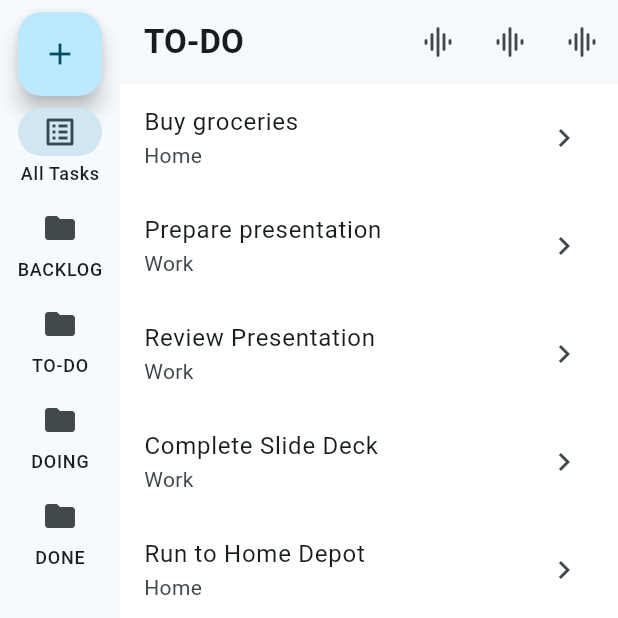
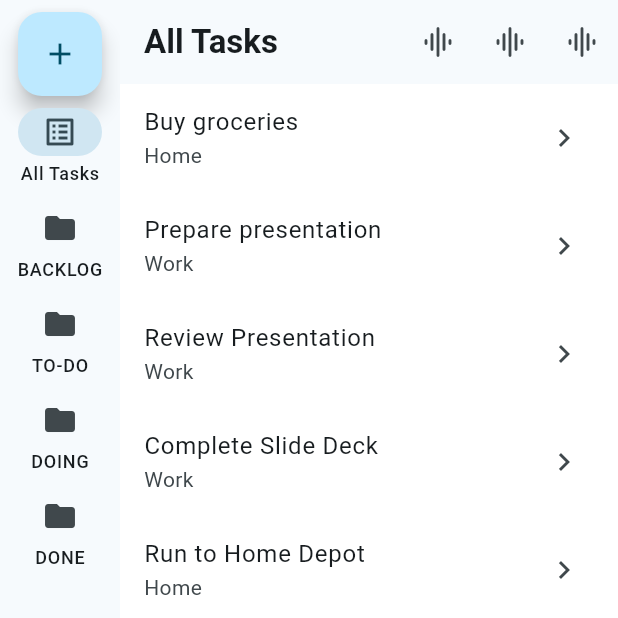
Before and after one commit to josh-md/todo-list-app, a Flutter app: the screen it shows after launch, after a tap on "All Tasks", on a phone screen of 412 x 824 dp, the top half of it. Run offline on Flutter 3.47's test engine with Material 3 defaults, Android fonts, the phone set to English and light mode, and no system bars; our stand-ins replace flutter_bloc.

Commit message:
Updated Task List to show selected navigation item

```diff
--- a/lib/cubits/task_cubit.dart
+++ b/lib/cubits/task_cubit.dart
@@ -3,7 +3,8 @@ import '../models/task_model.dart';
 
 class TaskCubit extends Cubit<List<Task>> {
   final List<Task> allTasks; // Master list of all tasks
-  Task? selectedTask;
+  TaskStatus? selectedStatus; // track current selected status
+  Task? selectedTask; // track current selected status
 
   TaskCubit()
       : allTasks = [
@@ -93,6 +94,11 @@ class TaskCubit extends Cubit<List<Task>> {
           ),
         ]);
 
+  void updateStatus(TaskStatus? status) {
+    selectedStatus = status;
+    emit(List.from(state));
+  }
+
   void updateTask(Task updatedTask) {
     // Update task in the master list
     final index = allTasks.indexWhere((task) => task.id == updatedTask.id);
@@ -140,7 +146,6 @@ class TaskCubit extends Cubit<List<Task>> {
   }
 
   void selectTask(Task task) {
-
     if (selectedTask == task) {
       selectedTask = null; // unselect the already selected task
     } else {
--- a/lib/widgets/status_navigation_panel.dart
+++ b/lib/widgets/status_navigation_panel.dart
@@ -26,6 +26,7 @@ class _StatusNavigationPanelState extends State<StatusNavigationPanel> {
         });
 
         final selectedStatus = statuses[_selectedIndex];
+        context.read<TaskCubit>().updateStatus(selectedStatus); //Update selected status
         context.read<TaskCubit>().filterTasks(selectedStatus);
       },
       leading: FloatingActionButton(
--- a/lib/widgets/task_list_panel.dart
+++ b/lib/widgets/task_list_panel.dart
@@ -9,13 +9,18 @@ class TaskListPanel extends StatelessWidget {
 
   @override
   Widget build(BuildContext context) {
-    final currentStatus = TaskStatus.todo;
+    //final currentStatus = TaskStatus.todo;
 
     return Scaffold(
       appBar: AppBar(
-        title: Text(
-          currentStatus.name.toUpperCase(),
-          style: const TextStyle(fontWeight: FontWeight.bold),
+        title: BlocBuilder<TaskCubit, List<Task>>(
+          builder: (context, tasks) {
+            final selectedStatus = context.read<TaskCubit>().selectedStatus;
+            return Text(
+              selectedStatus == null ? 'All Tasks' : selectedStatus.name.toUpperCase(),
+              style: const TextStyle(fontWeight: FontWeight.bold),
+              );
+          }
         ),
         actions: [
           IconButton(
```
